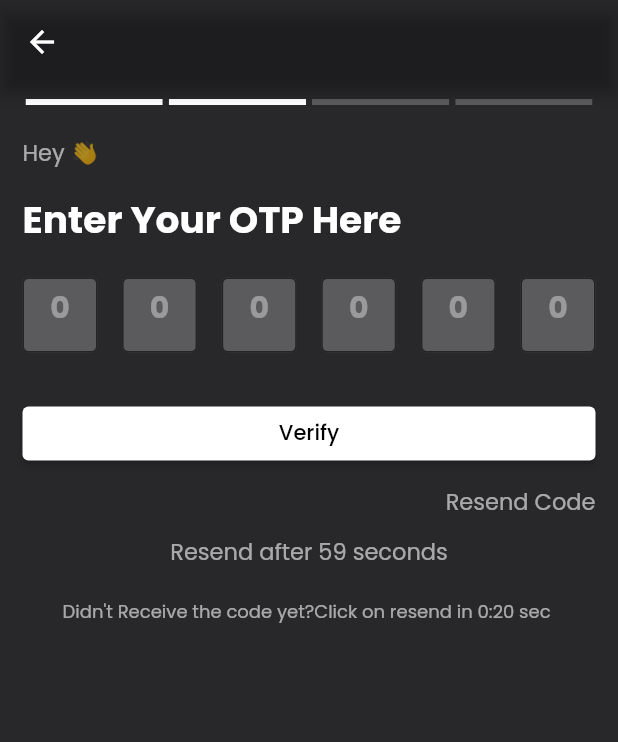
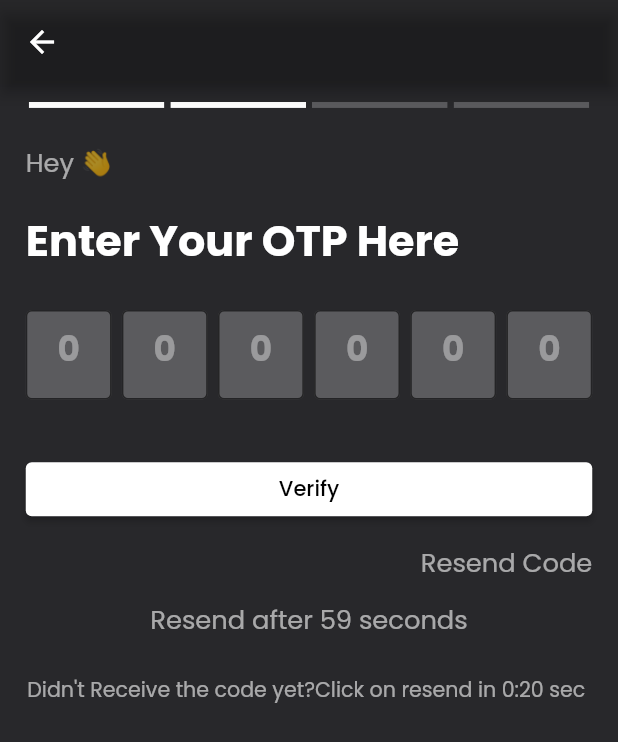
Before and after one commit to AnuroopFarkya11/flameloop_main, a Flutter app: the OtpVerificationScreen screen opened by its route, on a phone screen of 412 x 824 dp. Shown: the top 742 px of the screen. Run offline on Flutter 3.47's test engine with Material 2 defaults, Android fonts, the phone set to English and light mode, and no system bars; drawn by our look-alikes of step_progress_indicator; our stand-ins replace cloud_firestore, firebase_auth, firebase_core, flutter_screenutil, fluttertoast, freezed_annotation and 4 more; missing offline and left inert: dart:ffi; accounts and stored records are empty.

Commit message:
added responsiveness in screens

```diff
--- a/lib/app/Widgets/get_otp_textfield.dart
+++ b/lib/app/Widgets/get_otp_textfield.dart
@@ -1,7 +1,7 @@
 import 'package:flameloop/app/screens/auth_screens/getx_helper/controller/auth_controller.dart';
-import 'package:flameloop/app/screens/auth_screens/mobile_auth_screen.dart';
 import 'package:flutter/material.dart';
 import 'package:flutter/services.dart';
+import 'package:flutter_screenutil/flutter_screenutil.dart';
 import 'package:get/get.dart';
 import 'package:google_fonts/google_fonts.dart';
 
@@ -15,8 +15,8 @@ class GetOtpTextField extends GetView<AuthController> {
         mainAxisAlignment: MainAxisAlignment.spaceBetween,
         children: [
           SizedBox(
-            height: 50,
-            width: 50,
+            height: 50.h,
+            width: 50.w,
             child: TextFormField(
               controller: controller.firstNumber,
               onChanged: (value){
@@ -32,7 +32,7 @@ class GetOtpTextField extends GetView<AuthController> {
                 LengthLimitingTextInputFormatter(1),
                 FilteringTextInputFormatter.digitsOnly
               ],
-              style: GoogleFonts.poppins(color: Colors.white,fontWeight: FontWeight.w700,fontSize: 20),
+              style: GoogleFonts.poppins(color: Colors.white,fontWeight: FontWeight.w700,fontSize: 20.sp),
               decoration: InputDecoration(
                 filled: true,
                 fillColor: Colors.white24,
@@ -45,8 +45,8 @@ class GetOtpTextField extends GetView<AuthController> {
             ),
           ),
           SizedBox(
-            height: 50,
-            width: 50,
+            height: 50.h,
+            width: 50.w,
             child: TextFormField(
               controller: controller.secondNumber,
               onChanged: (value){
@@ -63,7 +63,7 @@ class GetOtpTextField extends GetView<AuthController> {
                 LengthLimitingTextInputFormatter(1),
                 FilteringTextInputFormatter.digitsOnly
               ],
-              style: GoogleFonts.poppins(color: Colors.white,fontWeight: FontWeight.w700,fontSize: 20),
+              style: GoogleFonts.poppins(color: Colors.white,fontWeight: FontWeight.w700,fontSize: 20.sp),
               decoration: InputDecoration(
                 filled: true,
                 fillColor: Colors.white24,
@@ -76,8 +76,8 @@ class GetOtpTextField extends GetView<AuthController> {
             ),
           ),
           SizedBox(
-            height: 50,
-            width: 50,
+            height: 50.h,
+            width: 50.w,
             child: TextFormField(
               controller: controller.thirdNumber,
               onChanged: (value){
@@ -95,7 +95,7 @@ class GetOtpTextField extends GetView<AuthController> {
                 LengthLimitingTextInputFormatter(1),
                 FilteringTextInputFormatter.digitsOnly
               ],
-              style: GoogleFonts.poppins(color: Colors.white,fontWeight: FontWeight.w700,fontSize: 20),
+              style: GoogleFonts.poppins(color: Colors.white,fontWeight: FontWeight.w700,fontSize: 20.sp),
               decoration: InputDecoration(
                 filled: true,
                 fillColor: Colors.white24,
@@ -108,8 +108,8 @@ class GetOtpTextField extends GetView<AuthController> {
             ),
           ),
           SizedBox(
-            height: 50,
-            width: 50,
+            height: 50.h,
+            width: 50.w,
             child: TextFormField(
               controller: controller.fourthNumber,
               onChanged: (value){
@@ -126,7 +126,7 @@ class GetOtpTextField extends GetView<AuthController> {
                 LengthLimitingTextInputFormatter(1),
                 FilteringTextInputFormatter.digitsOnly
               ],
-              style: GoogleFonts.poppins(color: Colors.white,fontWeight: FontWeight.w700,fontSize: 20),
+              style: GoogleFonts.poppins(color: Colors.white,fontWeight: FontWeight.w700,fontSize: 20.sp),
               decoration: InputDecoration(
                 filled: true,
                 fillColor: Colors.white24,
@@ -139,8 +139,8 @@ class GetOtpTextField extends GetView<AuthController> {
             ),
           ),
           SizedBox(
-            height: 50,
-            width: 50,
+            height: 50.h,
+            width: 50.w,
             child: TextFormField(
               controller: controller.fifthNumber,
               onChanged: (value){
@@ -157,7 +157,7 @@ class GetOtpTextField extends GetView<AuthController> {
                 LengthLimitingTextInputFormatter(1),
                 FilteringTextInputFormatter.digitsOnly
               ],
-              style: GoogleFonts.poppins(color: Colors.white,fontWeight: FontWeight.w700,fontSize: 20),
+              style: GoogleFonts.poppins(color: Colors.white,fontWeight: FontWeight.w700,fontSize: 20.sp),
               decoration: InputDecoration(
                 filled: true,
                 fillColor: Colors.white24,
@@ -170,8 +170,8 @@ class GetOtpTextField extends GetView<AuthController> {
             ),
           ),
           SizedBox(
-            height: 50,
-            width: 50,
+            height: 50.h,
+            width: 50.w,
             child: TextFormField(
               controller: controller.sixthNumber,
               onChanged: (value){
@@ -188,7 +188,7 @@ class GetOtpTextField extends GetView<AuthController> {
                 LengthLimitingTextInputFormatter(1),
                 FilteringTextInputFormatter.digitsOnly
               ],
-              style: GoogleFonts.poppins(color: Colors.white,fontWeight: FontWeight.w700,fontSize: 20),
+              style: GoogleFonts.poppins(color: Colors.white,fontWeight: FontWeight.w700,fontSize: 20.sp),
               decoration: InputDecoration(
                 filled: true,
                 fillColor: Colors.white24,
--- a/lib/app/routes/routes.dart
+++ b/lib/app/routes/routes.dart
@@ -25,7 +25,7 @@ class RouteClass {
     GetPage(
       name: RoutePaths.mobileAuthScreen,
       page: () => const MobileAuthScreen(),
-      binding: MobileAuthBinding()
+      binding: AuthBinding()
     ),
     GetPage(
         name: RoutePaths.otpVerificationScreen,
--- a/lib/app/screens/auth_screens/getx_helper/auth_binding.dart
+++ b/lib/app/screens/auth_screens/getx_helper/auth_binding.dart
@@ -2,7 +2,7 @@
 import 'package:flameloop/app/screens/auth_screens/getx_helper/controller/auth_controller.dart';
 import 'package:get/get.dart';
 
-class MobileAuthBinding extends Bindings{
+class AuthBinding extends Bindings{
 
   @override
   void dependencies() {
--- a/lib/app/screens/auth_screens/otp_verification_screen.dart
+++ b/lib/app/screens/auth_screens/otp_verification_screen.dart
@@ -1,6 +1,7 @@
 import 'package:flameloop/app/models/enum/phone_auth_user_state.dart';
 import 'package:flameloop/app/screens/auth_screens/getx_helper/controller/auth_controller.dart';
 import 'package:flutter/material.dart';
+import 'package:flutter_screenutil/flutter_screenutil.dart';
 import 'package:get/get.dart';
 import 'package:google_fonts/google_fonts.dart';
 import 'package:step_progress_indicator/step_progress_indicator.dart';
@@ -22,7 +23,7 @@ class OtpVerificationScreen extends GetView<AuthController> {
         backgroundColor: Colors.transparent,
       ),
       body: Padding(
-        padding: const EdgeInsets.symmetric(horizontal: 15, vertical: 10),
+        padding: EdgeInsets.symmetric(horizontal: 15.w, vertical: 10.h),
         child: Column(
           crossAxisAlignment: CrossAxisAlignment.stretch,
           children: [
@@ -34,38 +35,38 @@ class OtpVerificationScreen extends GetView<AuthController> {
             ),
 
             // Content:  Hey
-            const SizedBox(
-              height: 20,
+            SizedBox(
+              height: 20.h,
             ),
 
             Text(
               ContentStrings.getOtpScreenStr1,
-              style: GoogleFonts.poppins(color: Colors.white60, fontSize: 15),
+              style: GoogleFonts.poppins(color: Colors.white60, fontSize: 15.sp),
             ),
-            const SizedBox(
-              height: 15,
+            SizedBox(
+              height: 15.h,
             ),
 
             // Enter your otp here
             Text(ContentStrings.getOtpScreenStr2,
                 style: GoogleFonts.poppins(
                     color: Colors.white,
-                    fontSize: 25,
+                    fontSize: 25.sp,
                     fontWeight: FontWeight.w700)),
 
-            const SizedBox(
-              height: 20,
+            SizedBox(
+              height: 20.h,
             ),
 
             const GetOtpTextField(),
 
-            const SizedBox(
-              height: 20,
+            SizedBox(
+              height: 20.h,
             ),
 
             Obx(
               () => Padding(
-                padding: const EdgeInsets.symmetric(vertical: 10),
+                padding: EdgeInsets.symmetric(vertical: 10.h),
                 child: ElevatedButton(
                     onPressed: () async {
                       if (!controller.isLoading.value &&
@@ -73,7 +74,7 @@ class OtpVerificationScreen extends GetView<AuthController> {
                         if(UserStore.to.profile.userState == AuthUserState.newUser){
                           Get.toNamed(RoutePaths.setUpProfile);
                         }else{
-                          // Get.toNamed(RoutePaths.setUpProfile);
+
                         }
                       }
                     },
@@ -84,7 +85,7 @@ class OtpVerificationScreen extends GetView<AuthController> {
                                 color: Colors.black,
                                 fontWeight: FontWeight.w500),
                           )
-                        : const SizedBox(height: 20, width: 20,child: CircularProgressIndicator())),
+                        : SizedBox(height: 15.h, width: 15.w,child: const CircularProgressIndicator())),
               ),
             ),
 
@@ -93,29 +94,29 @@ class OtpVerificationScreen extends GetView<AuthController> {
               alignment: Alignment.centerRight,
               child: Text(
                 ContentStrings.getOtpScreenStr3,
-                style: GoogleFonts.poppins(color: Colors.white60, fontSize: 15),
+                style: GoogleFonts.poppins(color: Colors.white60, fontSize: 15.sp),
               ),
             ),
-            const SizedBox(
-              height: 10,
+            SizedBox(
+              height: 10.h,
             ),
             Obx(
               () => Center(
                 child: Text(
                   '${ContentStrings.resendOtp} ${controller.seconds.value} seconds',
                   style:
-                      GoogleFonts.poppins(color: Colors.white60, fontSize: 15),
+                      GoogleFonts.poppins(color: Colors.white60, fontSize: 15.sp),
                 ),
               ),
             ),
-            const SizedBox(
-              height: 20,
+            SizedBox(
+              height: 20.h,
             ),
             Align(
               alignment: Alignment.center,
               child: Text(
                 ContentStrings.getOtpScreenStr4,
-                style: GoogleFonts.poppins(color: Colors.white60, fontSize: 12),
+                style: GoogleFonts.poppins(color: Colors.white60, fontSize: 12.sp),
               ),
             ),
           ],
--- a/lib/app/screens/welcome_screen/splash_screen.dart
+++ b/lib/app/screens/welcome_screen/splash_screen.dart
@@ -1,6 +1,5 @@
 import 'dart:async';
 
-import 'package:flameloop/app/screens/welcome_screen/get_started.dart';
 import 'package:flameloop/app/routes/route_path.dart';
 import 'package:flutter/material.dart';
 import 'package:get/get.dart';
--- a/lib/controller/app_controller.dart
+++ /dev/null
@@ -1,5 +0,0 @@
-import 'package:get/get.dart';
-
-class AppController extends GetxController{
-
-}
--- a/lib/main.dart
+++ b/lib/main.dart
@@ -2,6 +2,7 @@ import 'package:firebase_core/firebase_core.dart';
 import 'package:flameloop/app/routes/route_path.dart';
 import 'package:flameloop/app/routes/routes.dart';
 import 'package:flutter/material.dart';
+import 'package:flutter_screenutil/flutter_screenutil.dart';
 import 'package:get/get.dart';
 import 'app/services/firebase.dart';
 import 'app/services/storage.dart';
@@ -26,7 +27,8 @@ class MyApp extends StatelessWidget {
 
   @override
   Widget build(BuildContext context) {
-    return GetMaterialApp(
+    return ScreenUtilInit(
+      builder:(context, child) => GetMaterialApp(
         debugShowCheckedModeBanner: false,
         title: 'Flutter Demo',
         theme: ThemeData(
@@ -39,6 +41,7 @@ class MyApp extends StatelessWidget {
         ),
         initialRoute: RoutePaths.splashScreen,
         getPages: RouteClass.routes,
+      ),
     );
   }
 }
--- a/pubspec.yaml
+++ b/pubspec.yaml
@@ -44,9 +44,8 @@ dependencies:
   firebase_in_app_messaging: ^0.7.0+8
   firebase_auth: ^4.2.1
   fluttertoast: ^8.2.1
-
+  flutter_screenutil: ^5.7.0
   cloud_firestore: ^4.2.0
-  flutter_screenutil: ^5.3.1
   get: ^4.6.1
   intl: ^0.17.0
   pull_to_refresh: ^2.0.0
```
Also changed, not shown: lib/app/Widgets/input_phone_number.dart (+8 -7 lines), lib/app/Widgets/input_textfields.dart (+7 -7 lines), lib/app/screens/auth_screens/mobile_auth_screen.dart (+15 -14 lines), lib/app/screens/user_profile_setup/select_interest_screen.dart (+8 -7 lines), lib/app/screens/user_profile_setup/setup_profile_screen.dart (+37 -38 lines), lib/app/screens/welcome_screen/get_started.dart (+12 -22 lines), pubspec.lock. Lines whose indentation alone changed are shown as unchanged.
